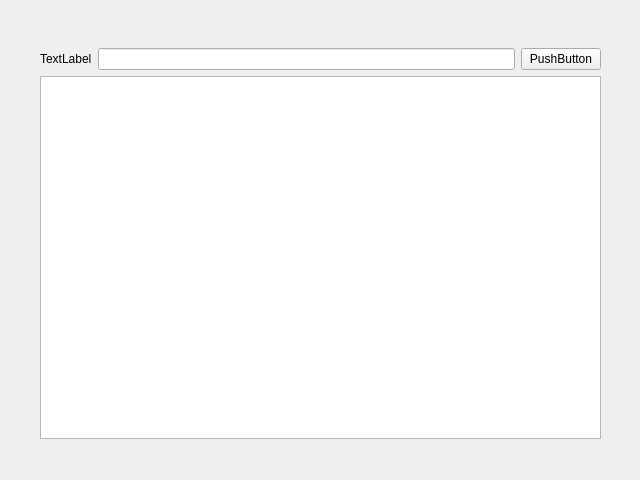
Above: weatherpanle.ui from falsebird/homeManager before the change. Below: the same form after it.
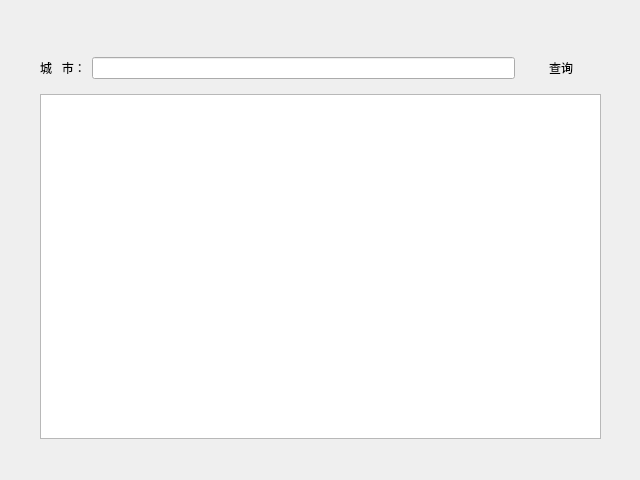
That is the form after the change. Custom widgets are drawn as their Qt base class.

Diff of the .ui file:
```diff
--- a/weatherpanle.ui
+++ b/weatherpanle.ui
@@ -37,7 +37,7 @@
       <item>
        <widget class="QLabel" name="weatherLabel">
         <property name="text">
-         <string>TextLabel</string>
+         <string>城   市：</string>
         </property>
        </widget>
       </item>
@@ -46,8 +46,23 @@
       </item>
       <item>
        <widget class="QPushButton" name="requestBtn">
+        <property name="sizePolicy">
+         <sizepolicy hsizetype="Fixed" vsizetype="Fixed">
+          <horstretch>0</horstretch>
+          <verstretch>0</verstretch>
+         </sizepolicy>
+        </property>
+        <property name="minimumSize">
+         <size>
+          <width>70</width>
+          <height>40</height>
+         </size>
+        </property>
         <property name="text">
-         <string>PushButton</string>
+         <string>查询</string>
+        </property>
+        <property name="flat">
+         <bool>true</bool>
         </property>
        </widget>
       </item>
```
Left out of the diff: 2 changed lines with no effect on the pictures.
